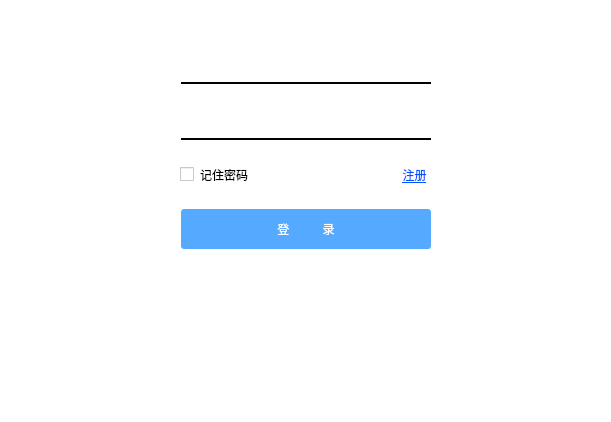
The window that Ramaxel/login.ui (2017-Ramaxel/Ramaxel_Disk) describes before a commit, drawn with Qt 5.
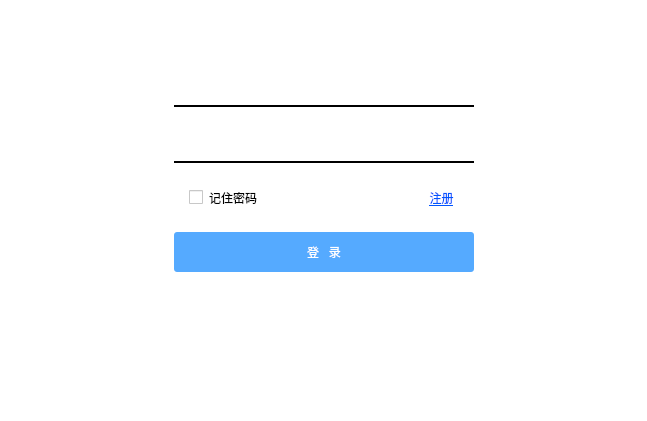
The same window after the commit. The open tabs and pages were chosen to show the change. Custom widgets are drawn as their Qt base class.

Patch:
```diff
--- a/Ramaxel/login.ui
+++ b/Ramaxel/login.ui
@@ -6,19 +6,34 @@
    <rect>
     <x>0</x>
     <y>0</y>
-    <width>611</width>
-    <height>422</height>
+    <width>647</width>
+    <height>421</height>
    </rect>
   </property>
   <property name="windowTitle">
    <string>Dialog</string>
   </property>
   <property name="styleSheet">
-   <string notr="true">background-color: rgb(255, 255, 255);
+   <string notr="true">
 border-color: rgb(0, 0, 0);
 border: 2px</string>
   </property>
   <layout class="QVBoxLayout" name="verticalLayout">
+   <property name="spacing">
+    <number>0</number>
+   </property>
+   <property name="leftMargin">
+    <number>0</number>
+   </property>
+   <property name="topMargin">
+    <number>0</number>
+   </property>
+   <property name="rightMargin">
+    <number>0</number>
+   </property>
+   <property name="bottomMargin">
+    <number>0</number>
+   </property>
    <item>
     <widget class="TitleWidget" name="titlewidget" native="true">
      <property name="minimumSize">
@@ -35,16 +50,29 @@
    <item>
     <widget class="QStackedWidget" name="stackedWidget">
      <property name="styleSheet">
-      <string notr="true"/>
+      <string notr="true">background-color: rgb(255, 255, 255);</string>
      </property>
      <property name="currentIndex">
-      <number>2</number>
+      <number>0</number>
      </property>
      <widget class="QWidget" name="login_page_3">
       <layout class="QVBoxLayout" name="verticalLayout_2">
        <item>
         <widget class="QWidget" name="widget_12" native="true">
          <layout class="QVBoxLayout" name="verticalLayout_3">
+          <item>
+           <spacer name="verticalSpacer">
+            <property name="orientation">
+             <enum>Qt::Vertical</enum>
+            </property>
+            <property name="sizeHint" stdset="0">
+             <size>
+              <width>20</width>
+              <height>40</height>
+             </size>
+            </property>
+           </spacer>
+          </item>
           <item>
            <widget class="QWidget" name="widget_13" native="true">
             <layout class="QGridLayout" name="gridLayout_3">
@@ -52,7 +80,7 @@
               <widget class="QLineEdit" name="pwd_log">
                <property name="minimumSize">
                 <size>
-                 <width>250</width>
+                 <width>300</width>
                  <height>40</height>
                 </size>
                </property>
@@ -100,7 +128,7 @@
               <widget class="QLineEdit" name="name_log">
                <property name="minimumSize">
                 <size>
-                 <width>250</width>
+                 <width>300</width>
                  <height>40</height>
                 </size>
                </property>
@@ -224,7 +252,7 @@
               <widget class="QToolButton" name="login_ok">
                <property name="minimumSize">
                 <size>
-                 <width>250</width>
+                 <width>300</width>
                  <height>40</height>
                 </size>
                </property>
@@ -241,7 +269,7 @@
 border-radius:3px;</string>
                </property>
                <property name="text">
-                <string>登          录</string>
+                <string>登   录</string>
                </property>
                <property name="iconSize">
                 <size>
@@ -403,8 +431,8 @@
               <widget class="QToolButton" name="regist">
                <property name="minimumSize">
                 <size>
-                 <width>250</width>
-                 <height>35</height>
+                 <width>300</width>
+                 <height>40</height>
                 </size>
                </property>
                <property name="styleSheet">
@@ -415,7 +443,7 @@
 border-radius:3px;</string>
                </property>
                <property name="text">
-                <string>注     册</string>
+                <string>注  册</string>
                </property>
                <property name="autoRaise">
                 <bool>true</bool>
@@ -576,8 +604,8 @@
               <widget class="QToolButton" name="server_ok">
                <property name="minimumSize">
                 <size>
-                 <width>250</width>
-                 <height>35</height>
+                 <width>300</width>
+                 <height>40</height>
                 </size>
                </property>
                <property name="styleSheet">
@@ -587,7 +615,7 @@
 border-radius:3px;</string>
                </property>
                <property name="text">
-                <string>确     定</string>
+                <string>确 定</string>
                </property>
                <property name="autoRaise">
                 <bool>true</bool>
```
